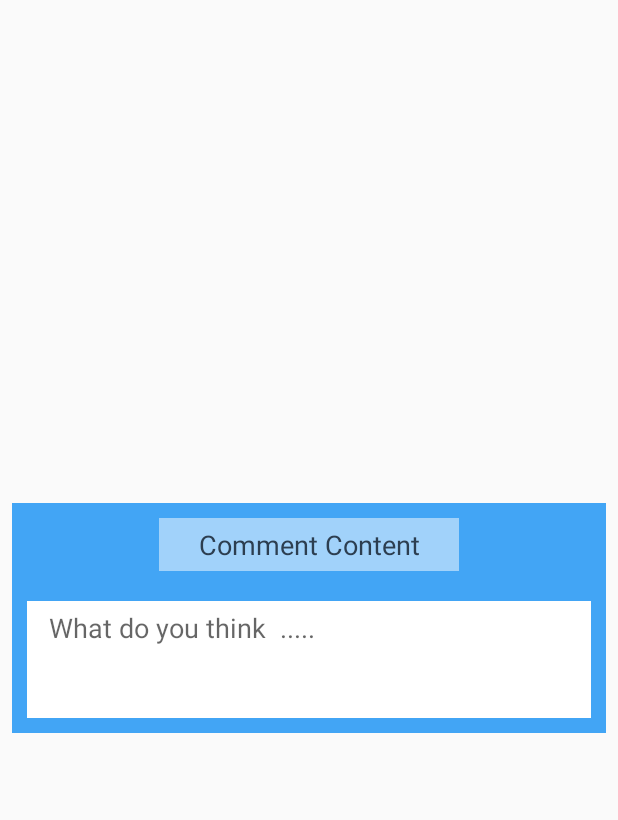
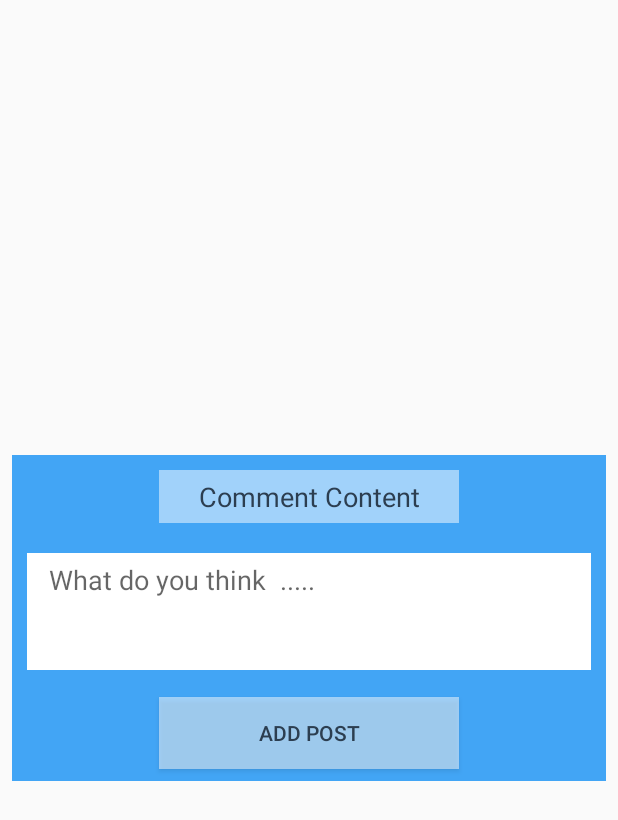
Before and after one commit to Moamen97/Help-Me, an Android app: the layout add_comment.xml on its own in the app's theme, with its tools: preview values and no code run, on a phone screen of 412 x 824 dp. Shown: the top 820 px of the screen. Run offline under Robolectric (Android 15) with nearby library versions, the phone set to English and light mode, and no system bars.

Commit message:
fixing posts appearance and all transisions done

```diff
--- a/Project/app/src/main/java/Model/postData/postViewHolder.kt
+++ b/Project/app/src/main/java/Model/postData/postViewHolder.kt
@@ -2,6 +2,7 @@ package Model.postData
 
 import android.support.v7.widget.RecyclerView
 import android.view.View
+import android.widget.Button
 import android.widget.ImageView
 import android.widget.TextView
 import com.helpme.R
@@ -11,11 +12,13 @@ class postViewHolder(var view: View) : RecyclerView.ViewHolder(view) {
     var postContent: TextView? = null
     var postImage: ImageView? = null
     var postType: ImageView? = null
+    var showCommentsButton: Button? = null
 
     // Ta7ya Masr :V
     init {
         postContent = view.findViewById(R.id.post_content)
         postImage = view.findViewById(R.id.post_image)
         postType = view.findViewById(R.id.post_type)
+        showCommentsButton = view.findViewById(R.id.showComments)
     }
 }
--- a/Project/app/src/main/java/com/helpme/Authentication/MainActivity.kt
+++ b/Project/app/src/main/java/com/helpme/Authentication/MainActivity.kt
@@ -20,10 +20,10 @@ class MainActivity : AppCompatActivity() {
 
     override fun onBackPressed() {
         super.onBackPressed()
-       // val signIn = Intent(this@MainActivity, SignIn::class.java)
+        // val signIn = Intent(this@MainActivity, SignIn::class.java)
         //startActivity(signIn)
 
-         val signIn = Intent(this@MainActivity, ShowComments::class.java)
+        val signIn = Intent(this@MainActivity, SignIn::class.java)
         startActivity(signIn)
 
         //overridePendingTransition( R.anim.slide_in_up, R.anim.slide_out_up );
--- a/Project/app/src/main/java/com/helpme/Home/home.java
+++ b/Project/app/src/main/java/com/helpme/Home/home.java
@@ -26,12 +26,12 @@ import android.widget.TextView;
 import android.widget.Toast;
 
 import com.helpme.Authentication.SignIn;
+import com.helpme.DoctorFragment;
 import com.helpme.EditProfile.AddProfession;
 import com.helpme.EditProfile.EditProfile;
 import com.helpme.EditProfile.MyProfile;
 import com.helpme.Fragments.CarpenterFragment;
 import com.helpme.Fragments.CookingFragment;
-import com.helpme.Fragments.DoctorFragment;
 import com.helpme.Fragments.EngineerFragment;
 import com.helpme.Fragments.MechanicFragment;
 import com.helpme.Fragments.PlumberFragment;
--- a/Project/app/src/main/res/layout/add_comment.xml
+++ b/Project/app/src/main/res/layout/add_comment.xml
@@ -50,6 +50,19 @@
             android:textCursorDrawable="@color/fbutton_color_midnight_blue" />
 
 
+        <Button
+            android:id="@+id/postButton"
+            android:layout_width="200dp"
+            android:layout_height="wrap_content"
+            android:layout_gravity="center"
+            android:layout_margin="8dp"
+            android:layout_marginTop="50dp"
+            android:layout_weight="1"
+            android:background="@drawable/trans_white_rectangle"
+            android:text="Add post"
+            android:textAlignment="center"
+            android:textColor="@color/fbutton_color_midnight_blue" />
+
     </LinearLayout>
 
 </RelativeLayout>
--- a/Project/app/src/main/res/layout/post_card.xml
+++ b/Project/app/src/main/res/layout/post_card.xml
@@ -1,5 +1,6 @@
 <LinearLayout xmlns:android="http://schemas.android.com/apk/res/android"
     xmlns:card_view="http://schemas.android.com/apk/res-auto"
+    xmlns:tools="http://schemas.android.com/tools"
     android:layout_width="match_parent"
     android:layout_height="wrap_content">
 
```
Also changed, not shown: Project/app/src/main/java/Model/postData/postAdapter.kt (+7 -0 lines), Project/app/src/main/java/com/helpme/Fragments/DoctorFragment.kt (+18 -32 lines), Project/app/src/main/java/com/helpme/Fragments/EngineerFragment.kt (+12 -2 lines), Project/app/src/main/java/com/helpme/Fragments/MechanicFragment.kt (+18 -3 lines).
